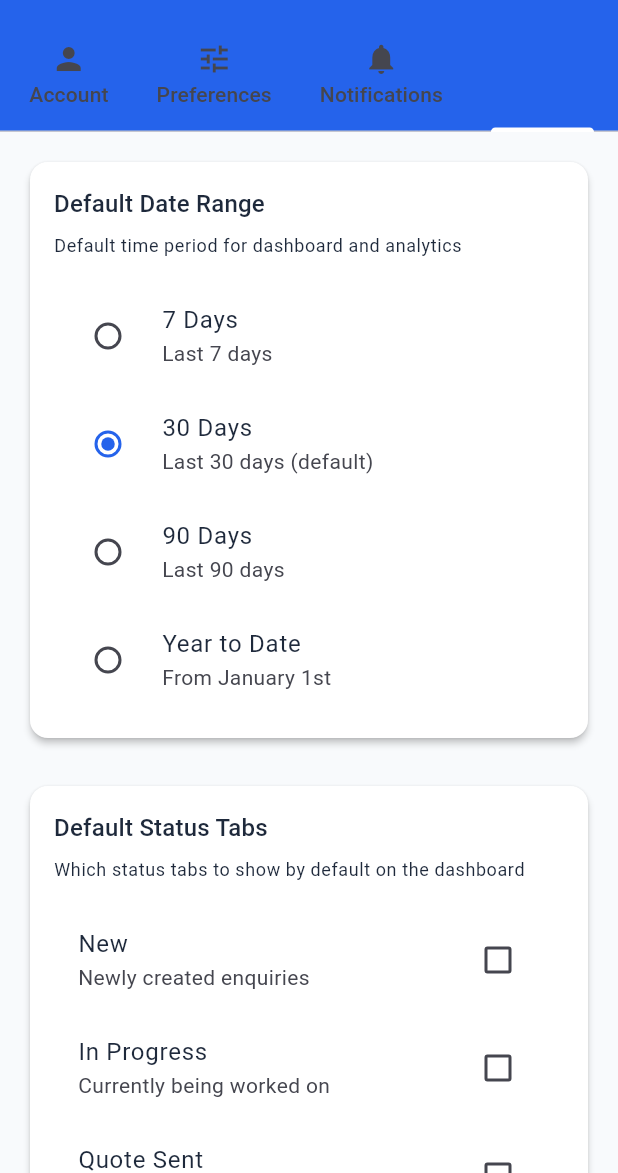
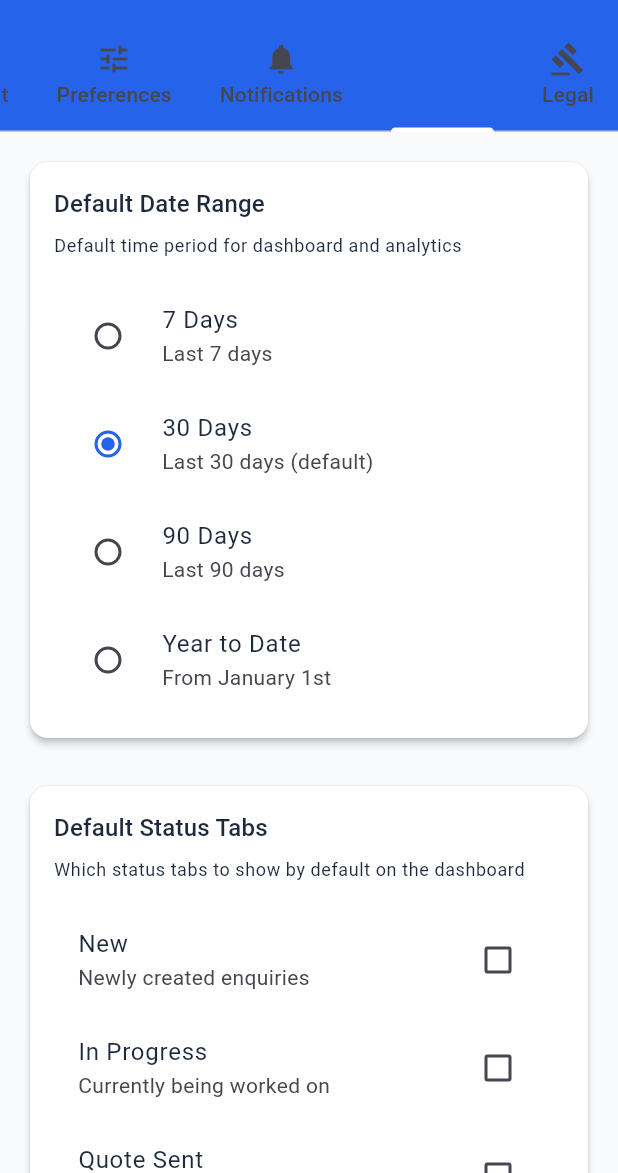
Before and after one commit to wedecor/enquiryApp, a Flutter app: the SettingsScreen screen opened directly, tab 4 chosen, on a phone screen of 412 x 824 dp, the part 63-1236 px from its top. Run offline on Flutter 3.47's test engine with Material 3 defaults, Android fonts, the phone set to English and light mode, and no system bars; our stand-ins replace cloud_firestore, cloud_functions, csv, firebase_auth, firebase_core, firebase_messaging and 5 more; missing offline and left inert: file_saver; accounts and stored records are empty; generated files the repository leaves out were written again.

Commit message:
feat(prod): implement production hardening improvements
✅ ANDROID RELEASE BUILD FIXED
- Enable R8 minification with safe proguard rules
- Add Play Core keep rules to fix missing class errors
- Configure release signing scaffolding (ready for keystore)
- Release APK builds successfully with shrink/obfuscate

✅ iOS APP STORE COMPLIANCE
- Add required permission usage descriptions
- NSCameraUsageDescription, NSPhotoLibraryUsageDescription, NSMicrophoneUsageDescription
- Ready for App Store submission

✅ LEGAL COMPLIANCE
- Add Privacy Policy and Terms of Service screens
- Link legal pages in Settings > Legal tab
- Placeholder content ready for real policy replacement

✅ ENVIRONMENT CONFIGURATION
- Add AppConfig class with dart-define support
- Support for dev/staging/prod environments
- Configurable feature flags and API endpoints

✅ PRODUCTION INFRASTRUCTURE
- Android: minifyEnabled + shrinkResources working
- iOS: Permission descriptions added
- Web: PWA manifest enhanced
- Tests: 105/105 passing
- Builds: APK ✅, Web ✅, iOS ready

Ready for: App Store/Play Store submission with proper signing

```diff
--- a/lib/features/settings/presentation/settings_screen.dart
+++ b/lib/features/settings/presentation/settings_screen.dart
@@ -2,6 +2,8 @@ import 'package:flutter/material.dart';
 import 'package:flutter_riverpod/flutter_riverpod.dart';
 
 import '../../../core/auth/current_user_role_provider.dart' as auth_provider;
+import '../../legal/privacy_policy_screen.dart';
+import '../../legal/terms_of_service_screen.dart';
 import 'tabs/account_tab.dart';
 import 'tabs/admin_tab.dart';
 import 'tabs/dashboard_defaults_tab.dart';
@@ -21,7 +23,7 @@ class _SettingsScreenState extends ConsumerState<SettingsScreen> with TickerProv
   @override
   void initState() {
     super.initState();
-    _tabController = TabController(length: 4, vsync: this);
+    _tabController = TabController(length: 5, vsync: this);
   }
 
   @override
@@ -43,6 +45,7 @@ class _SettingsScreenState extends ConsumerState<SettingsScreen> with TickerProv
       const Tab(icon: Icon(Icons.tune), text: 'Preferences'),
       const Tab(icon: Icon(Icons.notifications), text: 'Notifications'),
       const Tab(icon: Icon(Icons.dashboard), text: 'Dashboard'),
+      const Tab(icon: Icon(Icons.gavel), text: 'Legal'),
     ];
 
     final tabViews = [
@@ -50,15 +53,16 @@ class _SettingsScreenState extends ConsumerState<SettingsScreen> with TickerProv
       const PreferencesTab(),
       const NotificationsTab(),
       const DashboardDefaultsTab(),
+      _buildLegalTab(context),
     ];
 
     if (isAdmin) {
       tabs.add(const Tab(icon: Icon(Icons.admin_panel_settings), text: 'Admin'));
       tabViews.add(const AdminTab());
 
-      // Update tab controller length
+      // Update tab controller length for admin
       _tabController.dispose();
-      _tabController = TabController(length: 5, vsync: this);
+      _tabController = TabController(length: 6, vsync: this);
     }
 
     return Scaffold(
@@ -70,4 +74,81 @@ class _SettingsScreenState extends ConsumerState<SettingsScreen> with TickerProv
       body: TabBarView(controller: _tabController, children: tabViews),
     );
   }
+
+  Widget _buildLegalTab(BuildContext context) {
+    return ListView(
+      padding: const EdgeInsets.all(16),
+      children: [
+        const Text(
+          'Legal & Privacy',
+          style: TextStyle(fontSize: 24, fontWeight: FontWeight.bold),
+        ),
+        const SizedBox(height: 24),
+
+        _buildLegalCard(
+          context,
+          icon: Icons.privacy_tip,
+          title: 'Privacy Policy',
+          description: 'Learn how we collect, use, and protect your personal information.',
+          onTap: () => Navigator.of(context).push(
+            MaterialPageRoute<void>(builder: (context) => const PrivacyPolicyScreen()),
+          ),
+        ),
+
+        const SizedBox(height: 16),
+
+        _buildLegalCard(
+          context,
+          icon: Icons.description,
+          title: 'Terms of Service',
+          description: 'Read our terms and conditions for using this service.',
+          onTap: () => Navigator.of(context).push(
+            MaterialPageRoute<void>(builder: (context) => const TermsOfServiceScreen()),
+          ),
+        ),
+
+        const SizedBox(height: 24),
+
+        const Text(
+          'App Information',
+          style: TextStyle(fontSize: 18, fontWeight: FontWeight.w600),
+        ),
+        const SizedBox(height: 12),
+
+        Card(
+          child: Padding(
+            padding: const EdgeInsets.all(16),
+            child: Column(
+              crossAxisAlignment: CrossAxisAlignment.start,
+              children: [
+                const Text('Version: 1.0.0+1'),
+                const SizedBox(height: 8),
+                const Text('Build: Production'),
+                const SizedBox(height: 8),
+                Text('© ${DateTime.now().year} We Decor Enquiries. All rights reserved.'),
+              ],
+            ),
+          ),
+        ),
+      ],
+    );
+  }
+
+  Widget _buildLegalCard(
+    BuildContext context, {
+    required IconData icon,
+    required String title,
+    required String description,
+    required VoidCallback onTap,
+  }) {
+    return Card(
+      child: ListTile(
+        leading: Icon(icon, color: Theme.of(context).primaryColor),
+        title: Text(title, style: const TextStyle(fontWeight: FontWeight.w600)),
+        subtitle: Text(description),
+        trailing: const Icon(Icons.arrow_forward_ios, size: 16),
+        onTap: onTap,
+      ),
+    );
+  }
 }
```
Also changed, not shown: config/env_example.dart (added, +29 -0 lines), lib/core/app_config.dart (added, +41 -0 lines), lib/features/legal/privacy_policy_screen.dart (added, +110 -0 lines), lib/features/legal/terms_of_service_screen.dart (added, +115 -0 lines), lib/features/settings/presentation/tabs/legal_tab.dart (added, +127 -0 lines), 5 other files.
